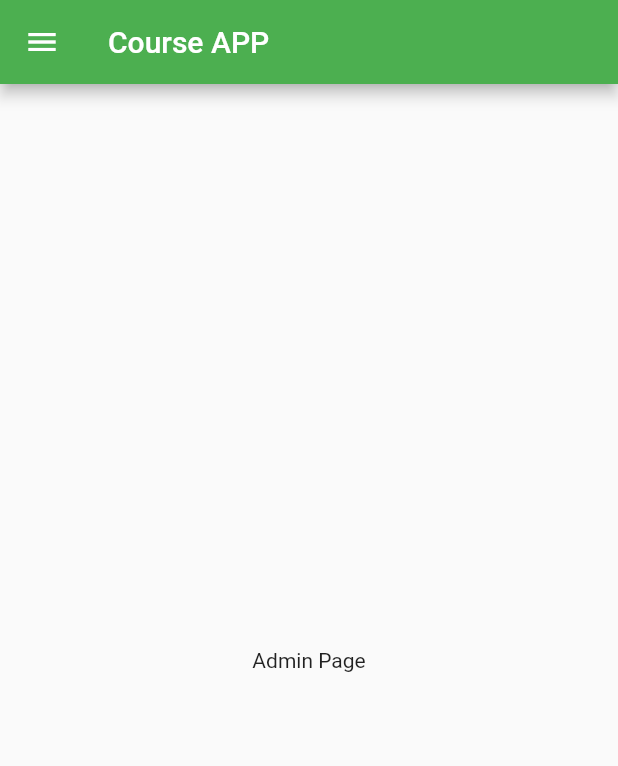
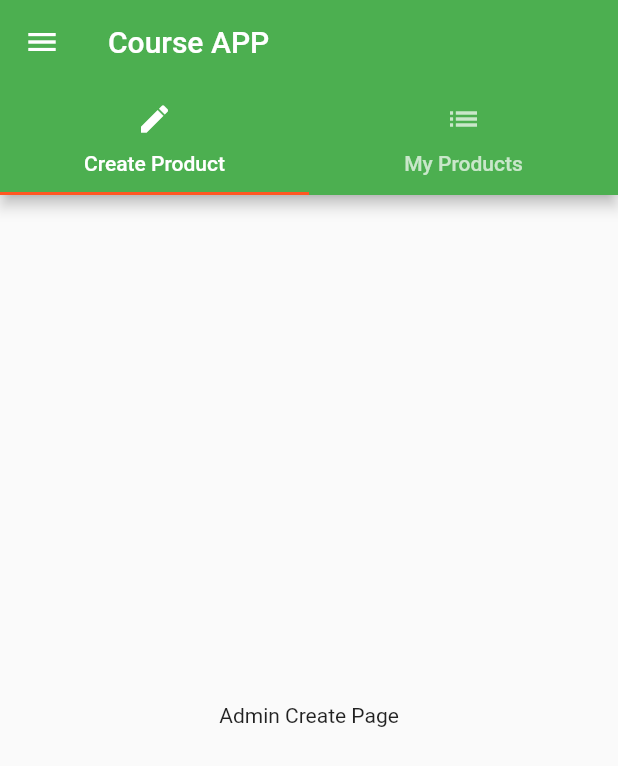
Before and after one commit to ole3021/flutter-power, a Flutter app: the ProductsAdminPage screen opened directly, on a phone screen of 412 x 824 dp. Shown: the top 766 px of the screen. Run offline on Flutter 3.47's test engine with Material 2 defaults, Android fonts, the phone set to English and light mode, and no system bars.

Commit message:
feat: use route replace navigator

```diff
--- a/flutter_course/lib/main.dart
+++ b/flutter_course/lib/main.dart
@@ -1,17 +1,74 @@
 import 'package:flutter/material.dart';
 
 import './pages/auth.dart';
+import './pages/products.dart';
+import './pages/product.dart';
+import './pages/products_admin.dart';
 
 void main() => runApp(MyApp());
 
-class MyApp extends StatelessWidget {
+class MyApp extends StatefulWidget {
+  @override
+  State<StatefulWidget> createState() {
+    return _MyAppState();
+  }
+}
+
+class _MyAppState extends State<MyApp> {
+  final List<Map<String, String>> _products = [];
+
+  void _addProduct(Map<String, String> product) {
+    setState(() {
+      _products.add(product);
+      print('>>> [Products Manager Stat] Updated Products');
+      print(_products);
+    });
+  }
+
+  void _deleteProduct(int index) {
+    setState(() {
+      _products.removeAt(index);
+      print('>>> [Products Manager Stat] Deleted Products');
+      print(_products);
+    });
+  }
+
   @override
   Widget build(BuildContext context) {
     return MaterialApp(
-        theme: ThemeData(
-            brightness: Brightness.light,
-            primarySwatch: Colors.green,
-            accentColor: Colors.deepOrange),
-        home: AuthPage());
+      theme: ThemeData(
+          brightness: Brightness.light,
+          primarySwatch: Colors.green,
+          accentColor: Colors.deepOrange),
+      home: AuthPage(),
+      // The / routes is not allowed to configed
+      routes: {
+        '/auth': (BuildContext context) => AuthPage(),
+        '/products': (BuildContext context) => ProductsPage(
+              products: _products,
+              addProduct: _addProduct,
+              deleteProduct: _deleteProduct,
+            ),
+        '/product': (BuildContext context) => ProductPage(),
+        '/admin': (BuildContext context) => ProductsAdminPage()
+      },
+      onGenerateRoute: (RouteSettings settings) {
+        final List<String> pathElements = settings.name.split('/');
+
+        if (pathElements[0] != '') {
+          return null;
+        }
+
+        if (pathElements[1] == 'product') {
+          final int index = int.parse(pathElements[2]);
+          return MaterialPageRoute<bool>(
+              builder: (BuildContext context) => ProductPage(
+                  title: _products[index]['title'],
+                  imageUrl: _products[index]['imageUrl']));
+        }
+
+        return null;
+      },
+    );
   }
 }
--- a/flutter_course/lib/pages/auth.dart
+++ b/flutter_course/lib/pages/auth.dart
@@ -13,10 +13,7 @@ class AuthPage extends StatelessWidget {
         child: RaisedButton(
             onPressed: () {
               print('logging in');
-              Navigator.pushReplacement(
-                  context,
-                  MaterialPageRoute(
-                      builder: (BuildContext context) => ProductsPage()));
+              Navigator.pushReplacementNamed(context, '/products');
             },
             child: Text('Login')),
       ),
--- a/flutter_course/lib/pages/products_admin.dart
+++ b/flutter_course/lib/pages/products_admin.dart
@@ -1,11 +1,15 @@
 import 'package:flutter/material.dart';
 
 import './products.dart';
+import '../products_admin_create.dart';
+import '../products_admin_manage.dart';
 
 class ProductsAdminPage extends StatelessWidget {
   @override
   Widget build(BuildContext context) {
-    return Scaffold(
+    return DefaultTabController(
+        length: 2,
+        child: Scaffold(
             drawer: Drawer(
               child: Column(
                 children: <Widget>[
@@ -15,10 +19,7 @@ class ProductsAdminPage extends StatelessWidget {
                   ),
                   ListTile(
                     onTap: () {
-                Navigator.pushReplacement(
-                    context,
-                    MaterialPageRoute(
-                        builder: (BuildContext context) => ProductsPage()));
+                      Navigator.pushReplacementNamed(context, '/products');
                     },
                     title: Text('Products'),
                   )
@@ -27,10 +28,18 @@ class ProductsAdminPage extends StatelessWidget {
             ),
             appBar: AppBar(
               title: Text("Course APP"),
+              bottom: TabBar(
+                tabs: <Widget>[
+                  Tab(
+                    icon: Icon(Icons.create),
+                    text: 'Create Product',
                   ),
-      body: Center(
-        child: Text('Admin Page'),
+                  Tab(icon: Icon(Icons.list), text: 'My Products'),
+                ],
               ),
-    );
+            ),
+            body: TabBarView(
+              children: <Widget>[ProductAdminCreate(), ProductAdminManage()],
+            )));
   }
 }
--- /dev/null
+++ b/flutter_course/lib/products_admin_create.dart
@@ -0,0 +1,10 @@
+import 'package:flutter/material.dart';
+
+class ProductAdminCreate extends StatelessWidget {
+  @override
+  Widget build(BuildContext context) {
+    return Center(
+      child: Text('Admin Create Page'),
+    );
+  }
+}
```
Also changed, not shown: flutter_course/lib/pages/products.dart (+12 -6 lines), flutter_course/lib/products.dart (+4 -8 lines), flutter_course/lib/products_admin_manage.dart (added, +10 -0 lines), flutter_course/lib/products_manager.dart (+21 -45 lines). Lines whose indentation alone changed are shown as unchanged.
